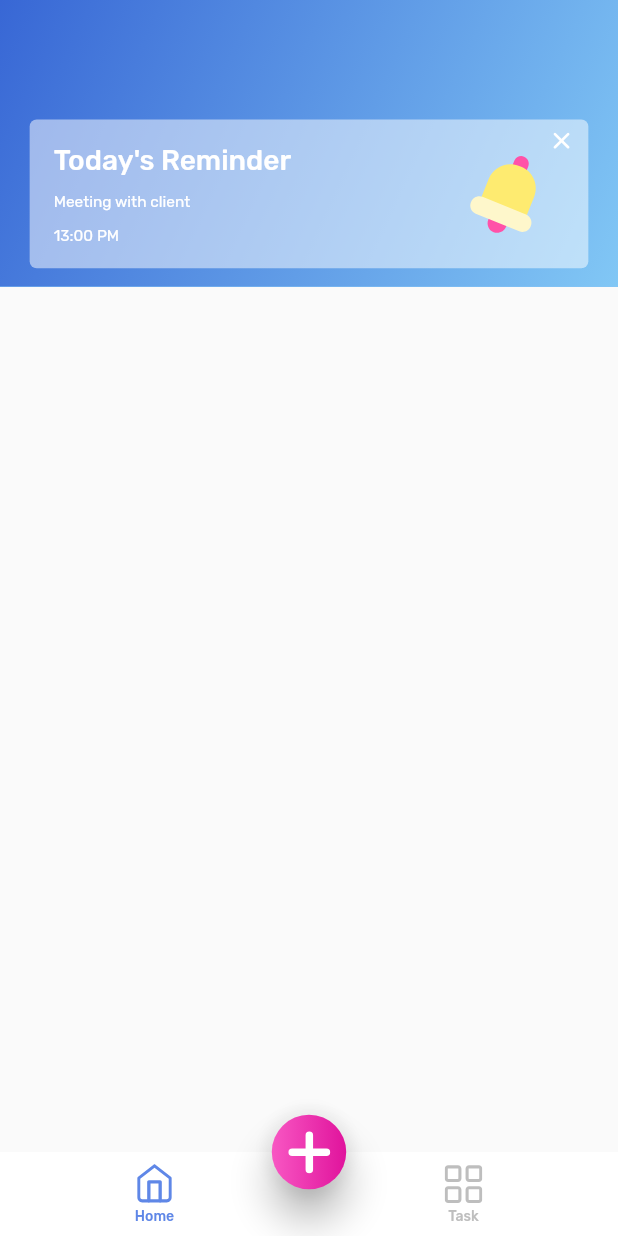
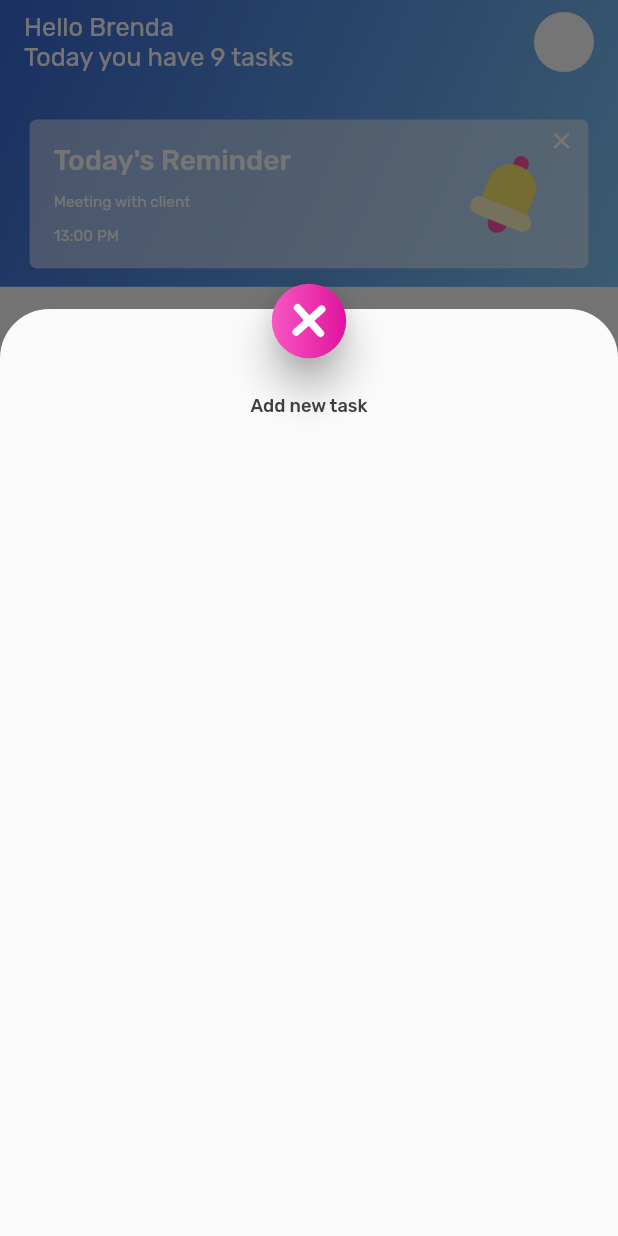
Before and after one commit to IbrokhimMirzaev/todo_udevs, a Flutter app: the TabScreen screen opened by its route, after a tap on an icon or button, on a phone screen of 412 x 824 dp. Run offline on Flutter 3.47's test engine with Material 2 defaults, Android fonts, the phone set to English and light mode, and no system bars; our stand-ins replace flutter_screenutil, flutter_svg.

Commit message:
new changes

```diff
--- a/lib/ui/tab/tab_screen.dart
+++ b/lib/ui/tab/tab_screen.dart
@@ -38,7 +38,59 @@ class _TabScreenState extends State<TabScreen> {
           ),
           child: Center(child: SvgPicture.asset(Assets.add)),
         ),
-        onPressed: () {},
+        onPressed: () {
+          showModalBottomSheet(
+            shape: RoundedRectangleBorder(
+              borderRadius: BorderRadius.vertical(top: Radius.circular(35.r)),
+            ),
+            isScrollControlled: true,
+            isDismissible: false,
+            context: context,
+            builder: (_) {
+              return Stack(
+                clipBehavior: Clip.none,
+                children: [
+                  Container(
+                    padding: EdgeInsets.all(20),
+                    height: MediaQuery.of(context).size.height * 0.75,
+                    child: Column(
+                      children: [
+                        SizedBox(height: 40.h),
+                        Center(child: Text("Add new task", style: RubikFont.w500.copyWith(fontSize: 13.sp, color: const Color(0xFF404040))))
+                      ],
+                    ),
+                  ),
+                  Positioned(
+                    top: -20,
+                    left: 0,
+                    right: 0,
+                    child: FloatingActionButton(
+                      backgroundColor: Colors.transparent,
+                      elevation: 10.0,
+                      onPressed: () {
+                        Navigator.pop(context);
+                      },
+                      child: Container(
+                        width: 53.h,
+                        height: 53.h,
+                        decoration: BoxDecoration(
+                          shape: BoxShape.circle,
+                          gradient: LinearGradient(colors: ColorConst.pinkGr),
+                        ),
+                        child: Center(
+                          child: Transform.rotate(
+                            angle: -40,
+                            child: SvgPicture.asset(Assets.add),
+                          ),
+                        ),
+                      ),
+                    ),
+                  )
+                ],
+              );
+            },
+          );
+        },
       ),
       resizeToAvoidBottomInset: false,
       body: _screens[_selectedIndex],
@@ -84,7 +136,8 @@ BottomNavigationBarItem bottomNavItem({
       child: SvgPicture.asset(
         iconPath,
         height: 28.h,
-        color: isSelected ? ColorConst.activeTabColor : ColorConst.passiveTabColor,
+        color:
+            isSelected ? ColorConst.activeTabColor : ColorConst.passiveTabColor,
       ),
     ),
     label: label,
--- a/lib/ui/tab/tabs/home/home_page.dart
+++ b/lib/ui/tab/tabs/home/home_page.dart
@@ -15,7 +15,21 @@ class HomePage extends StatelessWidget {
         slivers: [
           SliverAppBar(
             automaticallyImplyLeading: false,
-            expandedHeight: 204.h, // 106.h
+            expandedHeight: 204.h,
+            pinned: true,
+            title: Row(
+              mainAxisAlignment: MainAxisAlignment.spaceBetween,
+              children: [
+                Column(
+                  crossAxisAlignment: CrossAxisAlignment.start,
+                  children: [
+                    Text("Hello Brenda", style: RubikFont.w400.copyWith(fontSize: 18.sp, color: Colors.white)),
+                    Text("Today you have 9 tasks", style: RubikFont.w400.copyWith(fontSize: 18.sp, color: Colors.white)),
+                  ],
+                ),
+                const CircleAvatar(backgroundColor: Colors.white)
+              ],
+            ),
             flexibleSpace: FlexibleSpaceBar(
               background: Stack(
                 children: [
@@ -32,7 +46,10 @@ class HomePage extends StatelessWidget {
                     bottom: 13.h,
                     left: 18.w,
                     right: 18.w,
-                    child: Stack(
+                    child: Column(
+                      children: [
+                        SizedBox(height: 18.h),
+                        Stack(
                           children: [
                             Container(
                               padding: const EdgeInsets.all(16),
@@ -42,13 +59,19 @@ class HomePage extends StatelessWidget {
                               ),
                               height: 106.h,
                               child: Row(
-                            mainAxisAlignment: MainAxisAlignment.spaceBetween,
+                                mainAxisAlignment:
+                                    MainAxisAlignment.spaceBetween,
                                 children: [
                                   Column(
-                                crossAxisAlignment: CrossAxisAlignment.start,
-                                mainAxisAlignment: MainAxisAlignment.spaceBetween,
+                                    crossAxisAlignment:
+                                        CrossAxisAlignment.start,
+                                    mainAxisAlignment:
+                                        MainAxisAlignment.spaceBetween,
                                     children: [
-                                  Text("Today's Reminder", style: RubikFont.w500.copyWith(fontSize: 20.sp, color: ColorConst.white)),
+                                      Text("Today's Reminder",
+                                          style: RubikFont.w500.copyWith(
+                                              fontSize: 20.sp,
+                                              color: ColorConst.white)),
                                       Text(
                                         "Meeting with client",
                                         style: RubikFont.w400.copyWith(
@@ -76,10 +99,55 @@ class HomePage extends StatelessWidget {
                             )
                           ],
                         ),
+                      ],
+                    ),
                   )
                 ],
               ),
             ),
+          ),
+          SliverToBoxAdapter(child: SizedBox(height: 30.h)),
+          SliverList(
+            delegate: SliverChildBuilderDelegate((context, index) {
+              return Container(
+                margin: EdgeInsets.symmetric(horizontal: 15.w, vertical: 10.h),
+                decoration: BoxDecoration(
+                  color: Colors.white,
+                  borderRadius: BorderRadius.circular(8.r),
+                  boxShadow: [
+                    BoxShadow(
+                      blurRadius: 2.0,
+                      spreadRadius: 2.0,
+                      color: Colors.black.withOpacity(0.05),
+                      offset: const Offset(0, 2)
+                    )
+                  ]
+                ),
+                width: double.infinity,
+                height: 60.h,
+                child: Row(
+                  crossAxisAlignment: CrossAxisAlignment.center,
+                  children: [
+                    Container(
+                      decoration: BoxDecoration(
+                        color: const Color(0xFFFFD506),
+                        borderRadius: BorderRadius.only(topLeft: Radius.circular(8.r), bottomLeft: Radius.circular(8.r))
+                      ),
+                      width: 4,
+                      height: double.infinity,
+                    ),
+                    SizedBox(width: 11.w),
+                    SvgPicture.asset(Assets.emptyCircle),
+                    SizedBox(width: 11.w),
+                    Text("08.00 AM", style: RubikFont.w400.copyWith(fontSize: 11.sp, color: Color(0xFFC6C6C8))),
+                    SizedBox(width: 15.w),
+                    Expanded(child: Text("Go jogging with Christin", style: RubikFont.w500.copyWith(fontSize: 14.sp, color: Color(0xFF554E8F)), maxLines: 1, overflow: TextOverflow.ellipsis)),
+                    SvgPicture.asset(Assets.smallBell),
+                    SizedBox(width: 10.w),
+                  ],
+                ),
+              );
+            }, childCount: 30),
           )
         ],
       ),
--- a/lib/utils/assets.dart
+++ b/lib/utils/assets.dart
@@ -8,6 +8,9 @@ class Assets {
   static const String add = 'assets/icons/add.svg';
   static const String bell = 'assets/icons/bell.svg';
   static const String close = 'assets/icons/close.svg';
+  static const String emptyCircle = 'assets/icons/empty_circle.svg';
+  static const String checked = 'assets/icons/checked.svg';
+  static const String smallBell = 'assets/icons/small_bell.svg';
 
   // .json (lottie)
   // static const String noInternetLottie = 'assets/lottie/no_internet.json';
```
Also changed, not shown: assets/icons/checked.svg (added), assets/icons/empty_circle.svg (added), assets/icons/small_bell.svg (added). Lines whose indentation alone changed are shown as unchanged.
